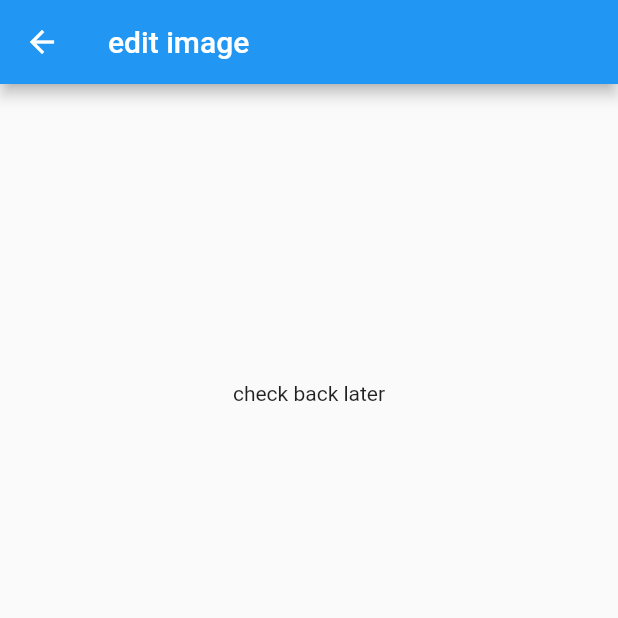
After one commit to 2001-app-get-out/avatarize, a Flutter app: the ImageEditorPage screen opened by its route, on a phone screen of 412 x 824 dp, the top half of it. The commit adds this screen. Run offline on Flutter 3.47's test engine with Material 2 defaults, Android fonts, the phone set to English and light mode, and no system bars; our stand-ins replace flutter_mobx, get_it, image_picker, mobx; generated files the repository leaves out were written again.

Commit message:
feature: image editor, view-only for now

```diff
--- a/lib/main.dart
+++ b/lib/main.dart
@@ -1,8 +1,16 @@
 import 'package:flutter/material.dart';
+import 'package:get_it/get_it.dart';
+
+import 'store/edited_image.dart';
 import 'widgets/scroll_menu.dart';
 import 'widgets/image_picker.dart';
+import 'widgets/image_editor.dart';
 
-void main() => runApp(new MyApp());
+void main() {
+  GetIt.I.registerSingleton<EditedImage>(EditedImage());
+
+  runApp(new MyApp());
+}
 
 class MyApp extends StatelessWidget {
   // This widget is the root of your application.
@@ -15,6 +23,7 @@ class MyApp extends StatelessWidget {
         '/': (context) => TestMenu(),
         '/image_picker': (context) => ImagePickerClass(),
         '/scroll_menu': (context) => MyHomePage(),
+        '/image_editor': (context) => ImageEditorPage(),
       },
       theme: new ThemeData(
         primarySwatch: Colors.blue,
@@ -39,6 +48,11 @@ class TestMenu extends StatelessWidget {
             context,
             text: "image picker",
             route: "/image_picker",
+          ),
+          _navButton(
+            context,
+            text: "image editor",
+            route: "/image_editor",
           ),
         ],
       ),
--- /dev/null
+++ b/lib/widgets/image_editor.dart
@@ -0,0 +1,82 @@
+import 'dart:developer' as developer;
+import 'package:flutter/material.dart';
+import 'package:flutter_mobx/flutter_mobx.dart';
+import 'package:get_it/get_it.dart';
+
+import 'package:test_flutter/store/edited_image.dart';
+
+class ImageEditorPage extends StatelessWidget {
+  Widget build(BuildContext context) {
+    return Scaffold(
+      appBar: AppBar(
+        title: Text("edit image"),
+      ),
+      body: Column(children: [
+        AspectRatio(
+          aspectRatio: 1,
+          child: ImageEditor(),
+        ),
+      ]),
+    );
+  }
+}
+
+class ImageEditor extends StatelessWidget {
+  Widget build(BuildContext context) {
+    final image = GetIt.I<EditedImage>();
+
+    if (!image.isRendered) {
+      return Center(
+        child: Text("check back later"),
+      );
+    } else {
+      return ImageViewer(image: image);
+    }
+  }
+}
+
+class ImageViewer extends StatelessWidget {
+  final EditedImage image;
+
+  ImageViewer({@required this.image});
+
+  Widget build(BuildContext context) {
+    return Observer(
+      builder: (context) {
+        _dummyObservations();
+        return CustomPaint(
+          painter: ImagePainter(image: image),
+        );
+      },
+    );
+  }
+
+  void _dummyObservations() {
+    // I don't know the right way to watch observables in a CustomPainter.
+    // This probably isn't it, but just leaving it out doesn't work either.
+    var _rect = image.crop.rect;
+    var _uiImage = image.uiImage;
+    // developer.log("observing _rect:" + _rect.toString());
+    // developer.log("observing _uiImage width " + _uiImage.width.toString());
+  }
+}
+
+class ImagePainter extends CustomPainter {
+  EditedImage image;
+
+  ImagePainter({@required this.image});
+
+  @override
+  void paint(Canvas canvas, Size size) {
+    if (image.isRendered) {
+      var src = image.crop.rect;
+      var dst = Rect.fromLTRB(0, 0, size.width, size.height);
+      // developer.log('painting src ' + src.toString());
+      // developer.log('painting dst ' + dst.toString());
+      canvas.drawImageRect(image.uiImage, src, dst, Paint());
+    }
+  }
+
+  @override
+  bool shouldRepaint(CustomPainter oldDelegate) => false;
+}
--- a/lib/widgets/image_picker.dart
+++ b/lib/widgets/image_picker.dart
@@ -1,6 +1,8 @@
 import 'dart:io';
 import 'package:flutter/material.dart';
+import 'package:get_it/get_it.dart';
 import 'package:image_picker/image_picker.dart';
+import 'package:test_flutter/store/edited_image.dart';
 
 class ImagePickerClass extends StatefulWidget {
   ImagePickerClass({Key key, this.title}) : super(key: key);
@@ -32,6 +34,7 @@ class _ImagePickerState extends State<ImagePickerClass> {
         setState(() {
           _imageFile = pickedFile;
         });
+        GetIt.I<EditedImage>().loadFile(pickedFile);
       } catch (e) {
         _pickImageError = e;
       }
--- a/pubspec.yaml
+++ b/pubspec.yaml
@@ -23,9 +23,10 @@ dependencies:
   image_picker: ^0.6.3+4
   image: ^2.1.4
 
-  # Use mobx for state management.
+  # Use mobx (and hangers on) for state management.
   mobx: ^1.1.0
   flutter_mobx: ^1.0.1
+  get_it: ^4.0.1
   dart_json_mapper: ^1.5.2
   dart_json_mapper_mobx: ^1.2.0
 
```
Also changed, not shown: lib/store/edited_image.dart (added, +97 -0 lines), lib/store/image_editor.dart (deleted, +0 -37 lines), pubspec.lock.
